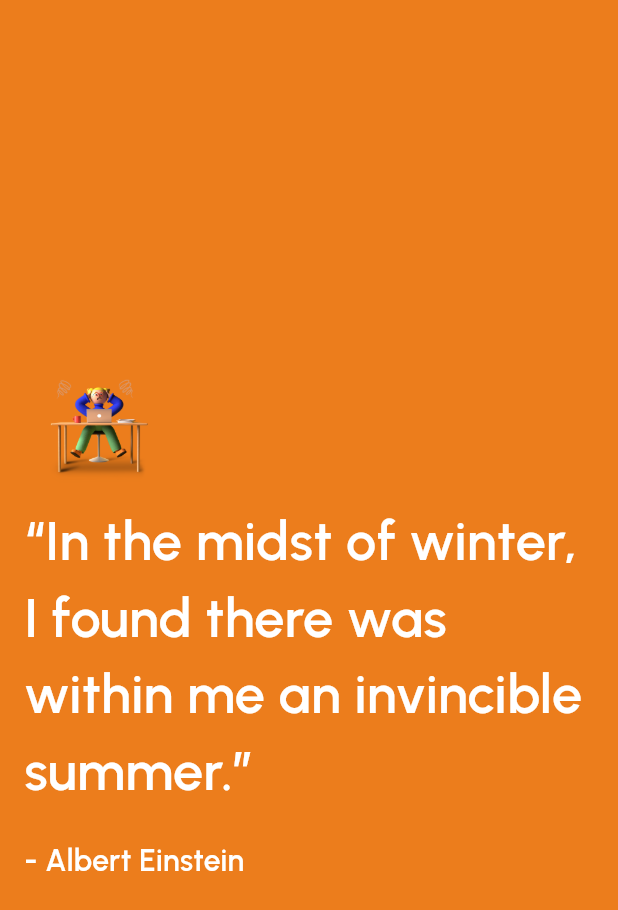
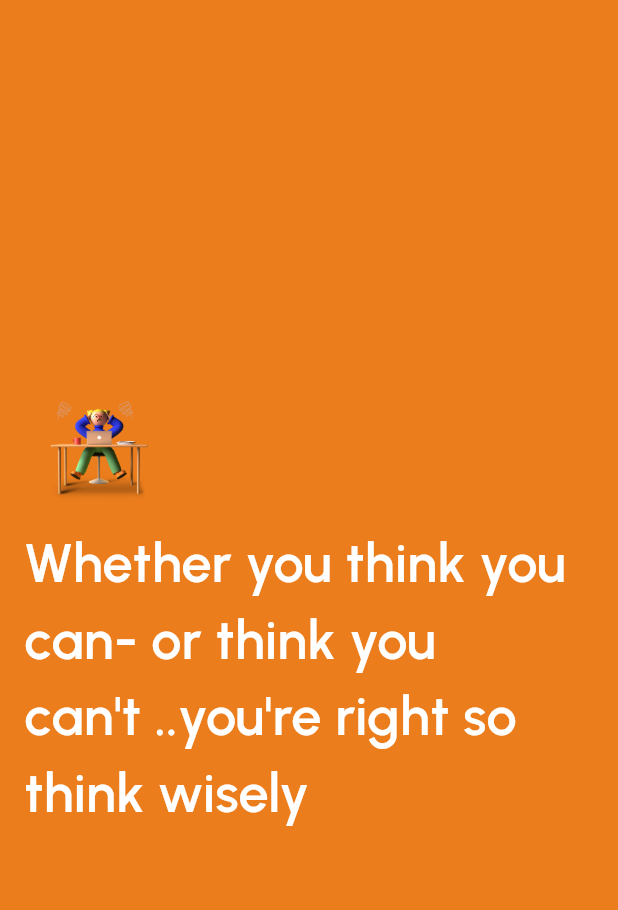
Before and after one commit to anonymousminati/stressShield, a Flutter app: the LoadingScreenQuote screen opened by its route, on a phone screen of 412 x 824 dp. Shown: the top 910 px of the screen. Run offline on Flutter 3.47's test engine with Material 3 defaults, Android fonts, the phone set to English and light mode, and no system bars; our stand-ins replace audio_video_progress_bar, audioplayers, camera, carousel_slider, chewie, cloud_firestore and 29 more; missing offline and left inert: android_path_provider, card_slider, flutter_randomcolor, flutter_tflite, shake_event, wheel_picker; accounts and stored records are empty; project files that could hold a hidden picture were left out.

```diff
--- a/lib/feature/audio_therapy/music_player.dart
+++ b/lib/feature/audio_therapy/music_player.dart
@@ -24,9 +24,9 @@
     {'emotion': 'happy', 'icon': Icons.sentiment_satisfied},
     {'emotion': 'sad', 'icon': Icons.sentiment_dissatisfied},
     {'emotion': 'angry', 'icon': Icons.sentiment_very_dissatisfied},
-    {'emotion': 'neutral', 'icon': Icons.sentiment_neutral},
+    // {'emotion': 'neutral', 'icon': Icons.sentiment_neutral},
     {'emotion': 'surprise', 'icon': Icons.sentiment_satisfied_alt},
-    {'emotion': 'disgust', 'icon': Icons.sentiment_very_dissatisfied},
+    // {'emotion': 'disgust', 'icon': Icons.sentiment_very_dissatisfied},
     {'emotion': 'fear', 'icon': Icons.sentiment_very_dissatisfied},
   ];
   late Stream<DocumentSnapshot> snapshotStream;
--- a/lib/feature/profile/feed_back.dart
+++ b/lib/feature/profile/feed_back.dart
@@ -6,6 +6,7 @@
 import 'package:lottie/lottie.dart';
 import 'package:stress_sheild/feature/home_and_mental_health_score/screens/customnavbar.dart';
 import 'package:stress_sheild/feature/signIn_and_signUp/services/firebase_auth_service.dart';
+//TODO: overflow use singlechildscrollview
 
 UserInformation _userInformation = Get.put(UserInformation());
 
--- a/lib/feature/splash_and_loading/screens/loading_screen_quote.dart
+++ b/lib/feature/splash_and_loading/screens/loading_screen_quote.dart
@@ -2,13 +2,27 @@
 import 'package:google_fonts/google_fonts.dart';
 import 'package:stress_sheild/feature/home_and_mental_health_score/screens/customnavbar.dart';
 import 'package:stress_sheild/feature/home_and_mental_health_score/screens/landing_home_page.dart';
+import 'dart:math';
 
 //create a new stateless widget called LoadingScreenQuote it should return Scafold with body showing motivation quotes every time the app is loading . alsoo background should have funky colors for modern look
 class LoadingScreenQuote extends StatelessWidget {
   LoadingScreenQuote({Key? key}) : super(key: key);
-
+//create a list quotes
+  final List<String> quotes = [
+    "Whether you think you can- or think you can't ..you're right so think wisely",
+    "The words you consistently select will shape your destiny",
+    "Do what you can,with what you have, where you are",
+    "Fall seven times, rise eight",
+    "The key to getting what you want is the 'willingness' to do whatever it takes",
+    "If your thoughts don't change, your result won't change",
+    "There is no such thing as 'failures' - there are only results, some more successful than others",
+    "It'll be worth it,though, in the end. Fighting for a lifetime of this",
+    "One person with a commitment is worth more than 100 people who have only an interest",
+    "You can get everything in life you want if you'll just help enough other people get what they want"
+  ];
   @override
   Widget build(BuildContext context) {
+    int randomIndex = Random().nextInt(quotes.length);
     //create a timer for 5second after that redirect to homescreen
     Future.delayed(Duration(seconds: 5), () {
       Navigator.push(
@@ -31,7 +45,7 @@
               width: 100,
             ),
             Text(
-              '“In the midst of winter, I found there was within me an invincible summer.”',
+              quotes[randomIndex],
               style: TextStyle(
                 fontSize: 36.0,
                 fontWeight: FontWeight.w600,
@@ -42,17 +56,17 @@
             SizedBox(
               height: 20.0,
             ),
-            Text(
-              '- Albert Einstein',
-              style: TextStyle(
-                fontSize: 20.0,
-                fontWeight: GoogleFonts.urbanist(
-                  fontWeight: FontWeight.w600,
-                ).fontWeight,
-                color: Colors.white,
-                fontFamily: GoogleFonts.urbanist().fontFamily,
-              ),
-            ),
+            // Text(
+            //   '- Albert Einstein',
+            //   style: TextStyle(
+            //     fontSize: 20.0,
+            //     fontWeight: GoogleFonts.urbanist(
+            //       fontWeight: FontWeight.w600,
+            //     ).fontWeight,
+            //     color: Colors.white,
+            //     fontFamily: GoogleFonts.urbanist().fontFamily,
+            //   ),
+            // ),
           ],
         ),
       ),
--- a/pubspec.yaml
+++ b/pubspec.yaml
@@ -84,10 +84,12 @@
   android_path_provider: ^0.3.0
   syncfusion_flutter_datepicker: ^25.1.40
   firebase_messaging: ^14.8.2
+  flutter_randomcolor: ^1.0.15
 
 dev_dependencies:
   flutter_test:
     sdk: flutter
+
 
   # The "flutter_lints" package below contains a set of recommended lints to
   # encourage good coding practices. The lint set provided by the package is
```
Also changed, not shown: assets/labels.txt (+2 -5 lines), lib/feature/profile/about_us.dart (+21 -0 lines), lib/feature/signIn_and_signUp/screens/login_screen.dart (+4 -3 lines), lib/feature/smart_notification/screens/notification_page.dart (+41 -54 lines), images/stressShieldLogo.jpg (added), pubspec.lock, 19 other files.
